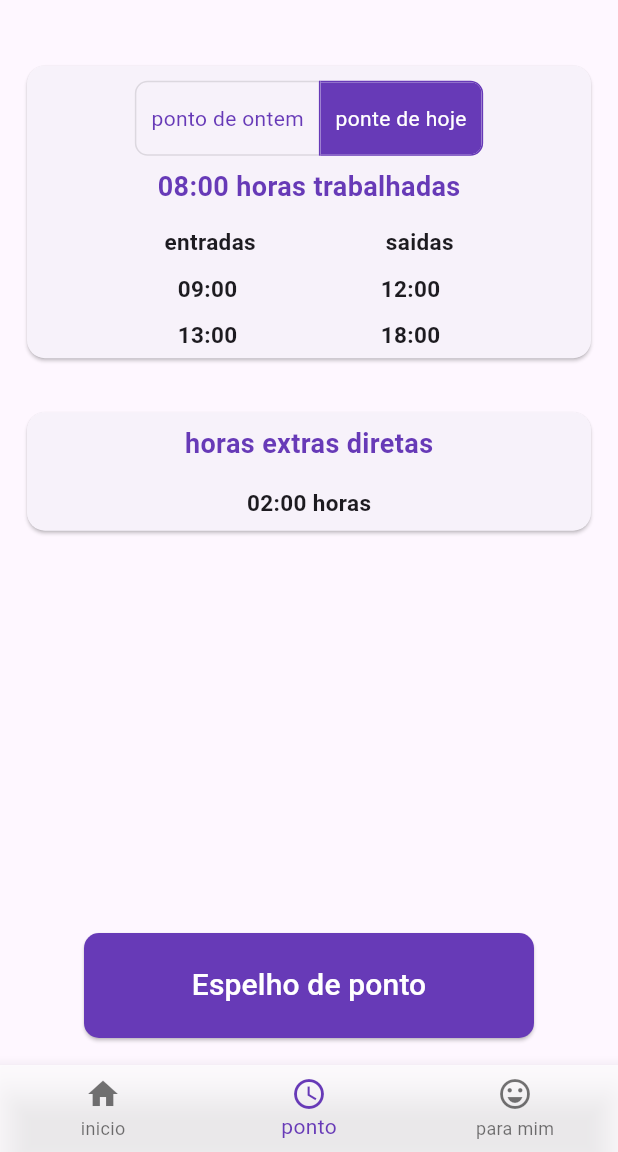
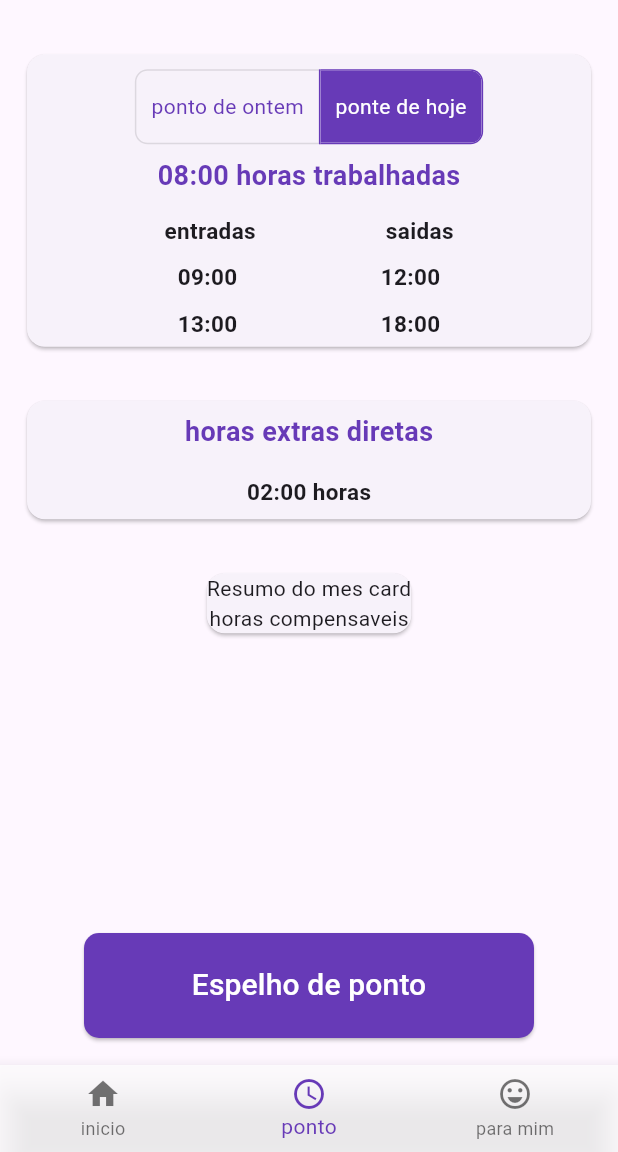
Before and after one commit to henriquenicolli/app_bate_ponto, a Flutter app: the screen it shows after launch, item 2 of the bottom bar chosen, on a phone screen of 412 x 824 dp, the part 84-1236 px from its top. Run offline on Flutter 3.47's test engine with Material 3 defaults, Android fonts, the phone set to English and light mode, and no system bars; our stand-ins replace flutter_map, latlong2, location; Roboto replaces fonts that are missing (NotoSans).

Commit message:
refactor ponto layout

```diff
--- a/lib/src/pages/ponto_page.dart
+++ b/lib/src/pages/ponto_page.dart
@@ -1,7 +1,8 @@
 import 'package:flutter/material.dart';
 import 'package:flutter_app_bate_ponto/src/widgets/button/espelho_ponto_button.dart';
-import 'package:flutter_app_bate_ponto/src/widgets/painel/horas_extras_painel.dart';
-import 'package:flutter_app_bate_ponto/src/widgets/painel/horas_trabalhadas_painel.dart';
+import 'package:flutter_app_bate_ponto/src/widgets/cards/horas_extras_card.dart';
+import 'package:flutter_app_bate_ponto/src/widgets/cards/horas_trabalhadas_card.dart';
+import 'package:flutter_app_bate_ponto/src/widgets/cards/resumo_mes_card.dart';
 
 class PontoPage extends StatelessWidget {
   const PontoPage({super.key});
@@ -11,8 +12,9 @@ class PontoPage extends StatelessWidget {
     return const Column(
       children: [
         Spacer(flex: 1),
-        HorasTrabalhadasPainel(),
-        HorasExtrassPainel(),
+        HorasTrabalhadasCard(),
+        HorasExtrassCard(),
+        ResumoMesCard(),
         Spacer(flex: 9),
         EspelhoPontoButton(),
       ],
--- a/lib/src/widgets/painel/horas_extras_painel.dart
+++ b/lib/src/widgets/cards/horas_extras_card.dart
@@ -3,8 +3,8 @@ import 'package:flutter/material.dart';
 import '../text/entradas_saidas_text.dart';
 import '../text/horas_extras_text.dart';
 
-class HorasExtrassPainel extends StatelessWidget {
-  const HorasExtrassPainel({super.key});
+class HorasExtrassCard extends StatelessWidget {
+  const HorasExtrassCard({super.key});
 
   @override
   Widget build(BuildContext context) {
--- a/lib/src/widgets/painel/horas_trabalhadas_painel.dart
+++ b/lib/src/widgets/cards/horas_trabalhadas_card.dart
@@ -2,8 +2,8 @@ import 'package:flutter/material.dart';
 import 'package:flutter_app_bate_ponto/src/configuration/app_layout_defaults.dart';
 import 'package:flutter_app_bate_ponto/src/widgets/button/toggle_button.dart';
 
-class HorasTrabalhadasPainel extends StatelessWidget {
-  const HorasTrabalhadasPainel({super.key});
+class HorasTrabalhadasCard extends StatelessWidget {
+  const HorasTrabalhadasCard({super.key});
 
   @override
   Widget build(BuildContext context) {
--- /dev/null
+++ b/lib/src/widgets/cards/resumo_mes_card.dart
@@ -0,0 +1,15 @@
+import 'package:flutter/material.dart';
+
+class ResumoMesCard extends StatelessWidget {
+  const ResumoMesCard({super.key});
+
+  @override
+  Widget build(BuildContext context) {
+    return const Card(
+      margin: EdgeInsets.all(18.0),
+      child: Column(
+        children: [Text("Resumo do mes card"), Text("horas compensaveis")],
+      ),
+    );
+  }
+}
```
